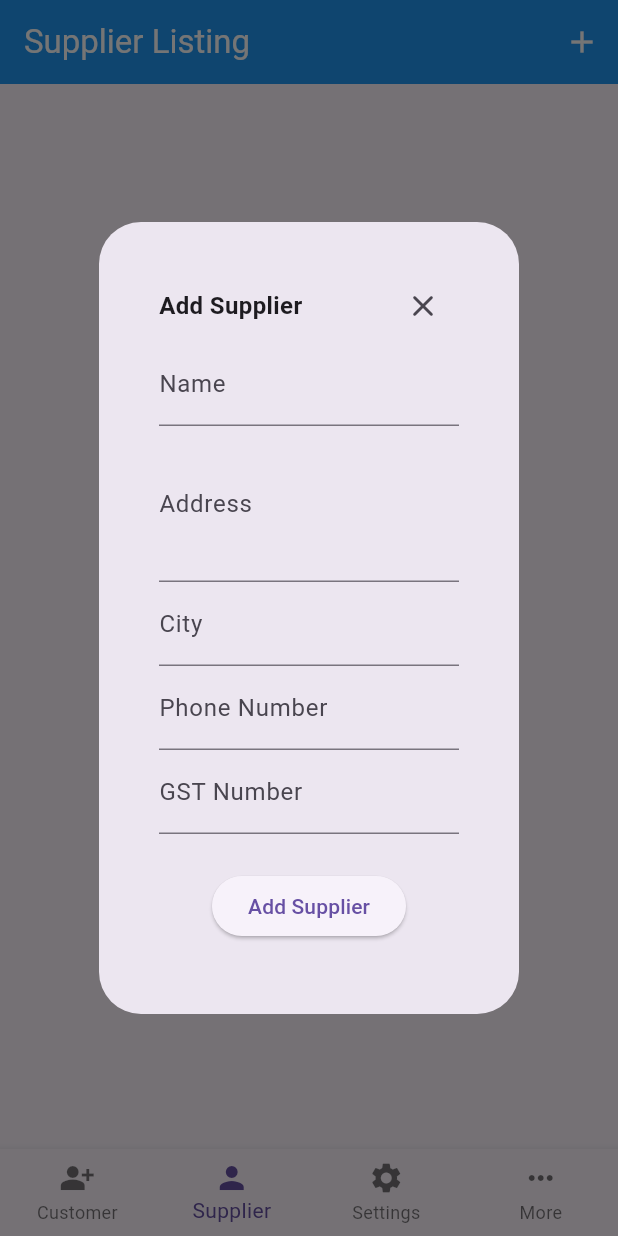
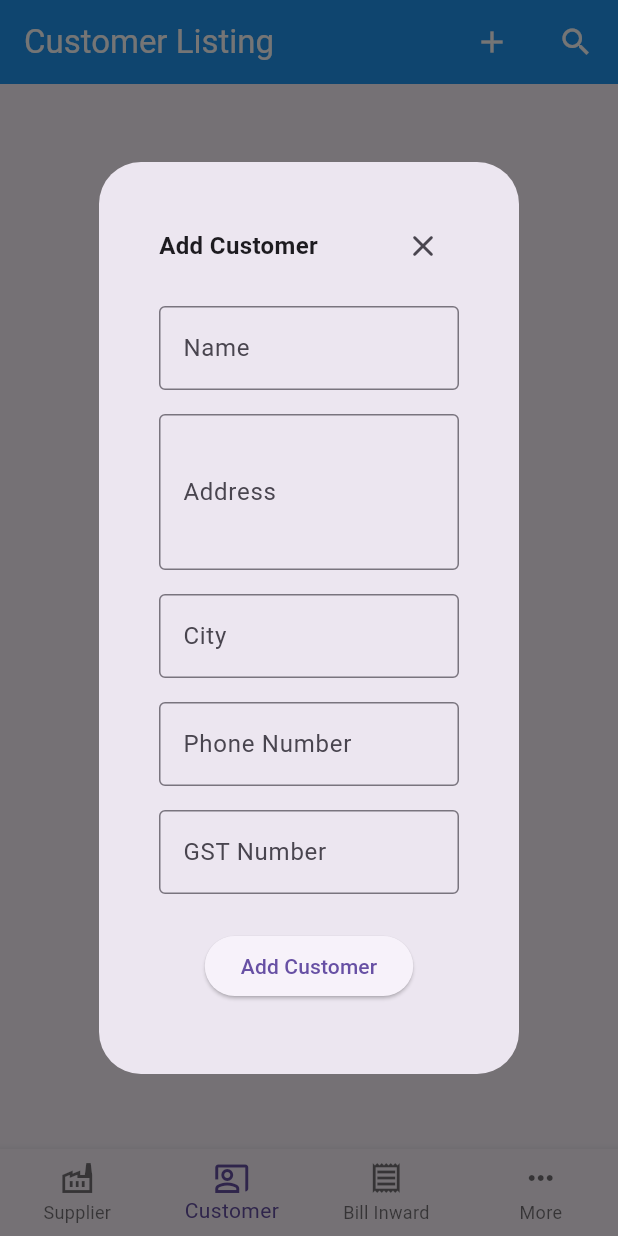
Before and after one commit to JeevaTamil/My-Agency, a Flutter app: the screen it shows after launch, item 2 of the bottom bar chosen, after a tap on the "add" icon, on a phone screen of 412 x 824 dp. Run offline on Flutter 3.47's test engine with Material 3 defaults, Android fonts, the light colour scheme and no system bars; our stand-ins replace bloc, flutter_bloc, sqflite; accounts and stored records are empty.

Commit message:
[Update] Bill Inward bloc and db methods completed

```diff
--- a/lib/helper/database_helper.dart
+++ b/lib/helper/database/database_helper.dart
@@ -1,3 +1,4 @@
+import 'package:my_agency/module/bill_inward/model/bill_inward.dart';
 import 'package:my_agency/module/customer/model/customer.dart';
 import 'package:my_agency/module/supplier/model/supplier.dart';
 import 'package:sqflite/sqflite.dart';
@@ -26,21 +27,25 @@ class DatabaseHelper {
 
     return await openDatabase(
       path,
-      version: 2, // Increment the version number
+      version: 3, // Increment the version number
       onCreate: (Database db, int version) async {
-        createCustomerTable(db);
-        createSupplierTable(db);
+        createCustomerTable();
+        createSupplierTable();
+        createBillInwardTable();
       },
       onUpgrade: (Database db, int oldVersion, int newVersion) async {
         if (oldVersion < 2) {
-          createSupplierTable(db);
+          createSupplierTable();
+        } else if (oldVersion < 3) {
+          createBillInwardTable();
         }
       },
     );
   }
 
   // Customer Related methods
-  Future<void> createCustomerTable(Database db) async {
+  Future<void> createCustomerTable() async {
+    final db = await database;
     await db.execute('''
           CREATE TABLE IF NOT EXISTS customers (
             id INTEGER PRIMARY KEY AUTOINCREMENT,
@@ -97,7 +102,8 @@ class DatabaseHelper {
   }
 
   // Supplier Related methods
-  Future<void> createSupplierTable(Database db) async {
+  Future<void> createSupplierTable() async {
+    final db = await database;
     await db.execute('''
           CREATE TABLE IF NOT EXISTS suppliers (
             id INTEGER PRIMARY KEY AUTOINCREMENT,
@@ -152,4 +158,73 @@ class DatabaseHelper {
       whereArgs: [supplier.id],
     );
   }
+
+  // Bill Inward related methods
+  Future<void> createBillInwardTable() async {
+    final db = await database;
+    await db.execute('''
+      CREATE TABLE IF NOT EXISTS billInwards(
+        id TEXT PRIMARY KEY,
+        customer TEXT,
+        supplier TEXT,
+        billNumber TEXT,
+        billDate TEXT,
+        productQty INTEGER,
+        billAmount REAL,
+        discountType TEXT,
+        discountAmount REAL,
+        netAmount REAL,
+        taxType TEXT,
+        taxAmount REAL,
+        finalBillAmount REAL,
+        transportName TEXT,
+        lrNumber TEXT,
+        lrDate TEXT,
+        bundleQty INTEGER,
+        image BLOB,
+        createdAt TEXT,
+        updatedAt TEXT,
+        FOREIGN KEY (customer) REFERENCES customers(id),
+        FOREIGN KEY (supplier) REFERENCES suppliers(id)
+      )
+    ''');
+  }
+
+  Future<List<BillInward>> getBillInwards() async {
+    final db =
+        await database; // Assuming 'database' is a getter that returns the database instance
+    final List<Map<String, dynamic>> maps = await db.query('billInwards');
+
+    return List.generate(maps.length, (i) {
+      return BillInward.fromMap(maps[i]);
+    });
+  }
+
+  Future<void> updateBillInward(BillInward billInward) async {
+    final db = await database;
+    await db.update(
+      'billInwards',
+      billInward.toMap(),
+      where: 'id = ?',
+      whereArgs: [billInward.id],
+    );
+  }
+
+  Future<void> createBillInward(BillInward billInward) async {
+    final db = await database;
+    await db.insert(
+      'billInwards',
+      billInward.toMap(),
+      conflictAlgorithm: ConflictAlgorithm.replace,
+    );
+  }
+
+  Future<void> deleteBillInward(BillInward billInward) async {
+    final db = await database;
+    await db.delete(
+      'billInwards',
+      where: 'id = ?',
+      whereArgs: [billInward.id],
+    );
+  }
 }
--- a/lib/main.dart
+++ b/lib/main.dart
@@ -1,4 +1,5 @@
 import 'package:flutter/material.dart';
+import 'package:my_agency/module/bill_inward/cubit/bill_inward_cubit.dart';
 import 'package:my_agency/module/customer/cubit/customer_cubit.dart';
 import 'package:my_agency/module/navigation/cubit/navigation_cubit.dart';
 import 'package:my_agency/module/navigation/view/nav_landing_page.dart';
@@ -25,6 +26,9 @@ class MyApp extends StatelessWidget {
         BlocProvider(
           create: (context) => NavigationCubit(),
         ),
+        BlocProvider(
+          create: (context) => BillInwardCubit(),
+        ),
       ],
       child: MaterialApp(
         title: 'My Agency',
--- /dev/null
+++ b/lib/module/bill_inward/cubit/bill_inward_cubit.dart
@@ -0,0 +1,30 @@
+import 'package:bloc/bloc.dart';
+import 'package:meta/meta.dart';
+import 'package:my_agency/helper/database/database_helper.dart';
+import 'package:my_agency/module/bill_inward/model/bill_inward.dart';
+
+part 'bill_inward_state.dart';
+
+class BillInwardCubit extends Cubit<BillInwardState> {
+  BillInwardCubit()
+      : super(BillInwardInitial(DatabaseHelper().getBillInwards()));
+
+  void createBillInward(BillInward billInward) async {
+    await DatabaseHelper().createBillInward(billInward);
+    emit(BillInwardUpdated(DatabaseHelper().getBillInwards()));
+  }
+
+  void updateBillInward(BillInward billInward) async {
+    await DatabaseHelper().updateBillInward(billInward);
+    emit(BillInwardUpdated(DatabaseHelper().getBillInwards()));
+  }
+
+  void deleteBillInward(BillInward billInward) async {
+    await DatabaseHelper().deleteBillInward(billInward);
+    emit(BillInwardUpdated(DatabaseHelper().getBillInwards()));
+  }
+
+  Future<void> fetchBillInwards() async {
+    emit(BillInwardUpdated(DatabaseHelper().getBillInwards()));
+  }
+}
--- /dev/null
+++ b/lib/module/bill_inward/cubit/bill_inward_state.dart
@@ -0,0 +1,16 @@
+part of 'bill_inward_cubit.dart';
+
+@immutable
+sealed class BillInwardState {
+  final Future<List<BillInward>> billInwards;
+
+  const BillInwardState(this.billInwards);
+}
+
+class BillInwardInitial extends BillInwardState {
+  const BillInwardInitial(super.billInwards);
+}
+
+class BillInwardUpdated extends BillInwardState {
+  const BillInwardUpdated(super.billInwards);
+}
--- /dev/null
+++ b/lib/module/bill_inward/model/bill_inward.dart
@@ -0,0 +1,96 @@
+class BillInward {
+  String id;
+  String customer;
+  String supplier;
+  String billNumber;
+  DateTime billDate;
+  int productQty;
+  double billAmount;
+  String discountType;
+  double discountAmount;
+  double netAmount;
+  String taxType;
+  double taxAmount;
+  double finalBillAmount;
+  String transportName;
+  String lrNumber;
+  DateTime lrDate;
+  int bundleQty;
+  // Assuming you will convert the image to a base64 string or similar for Dart
+  String? image;
+  DateTime createdAt;
+  DateTime updatedAt;
+
+  BillInward({
+    required this.id,
+    required this.customer,
+    required this.supplier,
+    required this.billNumber,
+    required this.billDate,
+    required this.productQty,
+    required this.billAmount,
+    required this.discountType,
+    required this.discountAmount,
+    required this.netAmount,
+    required this.taxType,
+    required this.taxAmount,
+    required this.finalBillAmount,
+    required this.transportName,
+    required this.lrNumber,
+    required this.lrDate,
+    required this.bundleQty,
+    this.image,
+    required this.createdAt,
+    required this.updatedAt,
+  });
+
+  factory BillInward.fromMap(Map<String, dynamic> map) {
+    return BillInward(
+      id: map['_id'],
+      customer: map['customer'],
+      supplier: map['supplier'],
+      billNumber: map['billNumber'],
+      billDate: DateTime.parse(map['billDate']),
+      productQty: map['productQty'],
+      billAmount: map['billAmount'].toDouble(),
+      discountType: map['discountType'],
+      discountAmount: map['discountAmount'].toDouble(),
+      netAmount: map['netAmount'].toDouble(),
+      taxType: map['taxType'],
+      taxAmount: map['taxAmount'].toDouble(),
+      finalBillAmount: map['finalBillAmount'].toDouble(),
+      transportName: map['transportName'],
+      lrNumber: map['LRNumber'],
+      lrDate: DateTime.parse(map['LRDate']),
+      bundleQty: map['bundleQty'],
+      image: map['image'], // You may need to handle image conversion separately
+      createdAt: DateTime.parse(map['createdAt']),
+      updatedAt: DateTime.parse(map['updatedAt']),
+    );
+  }
+
+  Map<String, dynamic> toMap() {
+    return {
+      '_id': id,
+      'customer': customer,
+      'supplier': supplier,
+      'billNumber': billNumber,
+      'billDate': billDate.toIso8601String(),
+      'productQty': productQty,
+      'billAmount': billAmount,
+      'discountType': discountType,
+      'discountAmount': discountAmount,
+      'netAmount': netAmount,
+      'taxType': taxType,
+      'taxAmount': taxAmount,
+      'finalBillAmount': finalBillAmount,
+      'transportName': transportName,
+      'LRNumber': lrNumber,
+      'LRDate': lrDate.toIso8601String(),
+      'bundleQty': bundleQty,
+      'image': image, // You may need to handle image conversion separately
+      'createdAt': createdAt.toIso8601String(),
+      'updatedAt': updatedAt.toIso8601String(),
+    };
+  }
+}
--- a/lib/module/customer/cubit/customer_cubit.dart
+++ b/lib/module/customer/cubit/customer_cubit.dart
@@ -1,6 +1,6 @@
 import 'package:bloc/bloc.dart';
 import 'package:meta/meta.dart';
-import 'package:my_agency/helper/database_helper.dart';
+import 'package:my_agency/helper/database/database_helper.dart';
 import 'package:my_agency/module/customer/model/customer.dart';
 
 part 'customer_state.dart';
--- a/lib/module/customer/view/customer_form_page.dart
+++ b/lib/module/customer/view/customer_form_page.dart
@@ -84,7 +84,8 @@ class _CustomerFormPageState extends State<CustomerFormPage> {
 
   @override
   Widget build(BuildContext context) {
-    return Center(
+    return Container(
+      width: MediaQuery.of(context).size.width * 0.45,
       child: Padding(
         padding: const EdgeInsets.all(16.0),
         child: Form(
@@ -108,9 +109,13 @@ class _CustomerFormPageState extends State<CustomerFormPage> {
                       icon: const Icon(Icons.close_rounded)),
                 ],
               ),
+              const SizedBox(height: 16.0),
               TextFormField(
                 controller: _nameController,
-                decoration: const InputDecoration(labelText: 'Name'),
+                decoration: const InputDecoration(
+                  labelText: 'Name',
+                  border: OutlineInputBorder(),
+                ),
                 validator: (value) {
                   if (value!.isEmpty) {
                     return 'Please enter a name';
@@ -118,14 +123,18 @@ class _CustomerFormPageState extends State<CustomerFormPage> {
                   return null;
                 },
               ),
+              const SizedBox(height: 16.0),
               TextFormField(
                 maxLines: 3,
                 controller: _addressController,
-                decoration: const InputDecoration(labelText: 'Address'),
+                decoration: const InputDecoration(
+                    labelText: 'Address', border: OutlineInputBorder()),
               ),
+              const SizedBox(height: 16.0),
               TextFormField(
                 controller: _cityController,
-                decoration: const InputDecoration(labelText: 'City'),
+                decoration: const InputDecoration(
+                    labelText: 'City', border: OutlineInputBorder()),
                 validator: (value) {
                   if (value!.isEmpty) {
                     return 'Please enter a city';
@@ -133,9 +142,11 @@ class _CustomerFormPageState extends State<CustomerFormPage> {
                   return null;
                 },
               ),
+              const SizedBox(height: 16.0),
               TextFormField(
                 controller: _phoneNumberController,
-                decoration: const InputDecoration(labelText: 'Phone Number'),
+                decoration: const InputDecoration(
+                    labelText: 'Phone Number', border: OutlineInputBorder()),
                 keyboardType: TextInputType.phone,
                 validator: (value) {
                   if (value!.isEmpty) {
@@ -144,9 +155,11 @@ class _CustomerFormPageState extends State<CustomerFormPage> {
                   return null;
                 },
               ),
+              const SizedBox(height: 16.0),
               TextFormField(
                 controller: _gstNumberController,
-                decoration: const InputDecoration(labelText: 'GST Number'),
+                decoration: const InputDecoration(
+                    labelText: 'GST Number', border: OutlineInputBorder()),
                 validator: (value) {
                   if (value!.isEmpty) {
                     return 'Please enter a GST number';
--- a/lib/module/customer/view/customer_listing_page.dart
+++ b/lib/module/customer/view/customer_listing_page.dart
@@ -11,8 +11,7 @@ class CustomerListingPage extends StatefulWidget {
 }
 
 class _CustomerListingPageState extends State<CustomerListingPage> {
-  TextEditingController _searchController = TextEditingController();
-  List<Customer>? _filteredCustomers;
+  final TextEditingController _searchController = TextEditingController();
   bool _isSearching = false;
 
   @override
@@ -40,16 +39,17 @@ class _CustomerListingPageState extends State<CustomerListingPage> {
             ? TextField(
                 controller: _searchController,
                 autofocus: true,
-                decoration: InputDecoration(
+                decoration: const InputDecoration(
                   hintText: 'Search...',
                   border: InputBorder.none,
                 ),
               )
-            : Text('Customer Listing'),
+            : const Text('Customer Listing'),
         actions: [
           if (!_isSearching)
             IconButton(
-              icon: Icon(Icons.add),
+              padding: const EdgeInsets.symmetric(horizontal: 16.0),
+              icon: const Icon(Icons.add),
               onPressed: () {
                 showDialog(
                   context: context,
@@ -64,6 +64,7 @@ class _CustomerListingPageState extends State<CustomerListingPage> {
               },
             ),
           IconButton(
+            padding: const EdgeInsets.symmetric(horizontal: 16.0),
             icon: Icon(_isSearching ? Icons.close : Icons.search),
             onPressed: () {
               setState(() {
--- a/lib/module/navigation/model/nav_model.dart
+++ b/lib/module/navigation/model/nav_model.dart
@@ -1,4 +1,5 @@
 import 'package:flutter/material.dart';
+import 'package:my_agency/module/bill_inward/view/bill_inward_listing_page.dart';
 import 'package:my_agency/module/customer/view/customer_listing_page.dart';
 import 'package:my_agency/module/supplier/view/supplier_listing_page.dart';
 
@@ -11,19 +12,19 @@ class NavModel {
 
   static final navModelList = [
     NavModel(
-      icon: const Icon(Icons.person_add_alt_sharp),
+      icon: const Icon(Icons.factory_outlined),
+      label: 'Supplier',
+      page: SupplierListingPage(),
+    ),
+    NavModel(
+      icon: const Icon(Icons.co_present_outlined),
       label: 'Customer',
       page: CustomerListingPage(),
     ),
     NavModel(
-      icon: const Icon(Icons.person),
-      label: 'Supplier',
-      page: SupplierListingPage(),
-    ),
-    NavModel(
-      icon: const Icon(Icons.settings),
-      label: 'Settings',
-      page: const Text('Settings'),
+      icon: const Icon(Icons.receipt_outlined),
+      label: 'Bill Inward',
+      page: const BillInwardListingPage(),
     ),
     NavModel(
       icon: const Icon(Icons.more_horiz),
--- a/lib/module/navigation/view/nav_landing_page.dart
+++ b/lib/module/navigation/view/nav_landing_page.dart
@@ -4,7 +4,6 @@ import 'package:my_agency/module/navigation/cubit/navigation_cubit.dart';
 import 'package:my_agency/module/navigation/model/nav_model.dart';
 import 'package:my_agency/module/navigation/view/nav_bottom_bar.dart';
 import 'package:my_agency/module/navigation/view/nav_rail.dart';
-
 
 class NavLandingPage extends StatelessWidget {
   const NavLandingPage({super.key});
--- a/lib/module/supplier/cubit/supplier_state.dart
+++ b/lib/module/supplier/cubit/supplier_state.dart
@@ -14,3 +14,7 @@ final class SupplierInitial extends SupplierState {
 final class SupplierUpdated extends SupplierState {
   const SupplierUpdated(super.suppliers);
 }
+
+final class SupplierSearch extends SupplierState {
+  const SupplierSearch(super.suppliers);
+}
--- a/lib/module/supplier/view/supplier_listing_page.dart
+++ b/lib/module/supplier/view/supplier_listing_page.dart
@@ -11,19 +11,44 @@ class SupplierListingPage extends StatefulWidget {
 }
 
 class _SupplierListingPageState extends State<SupplierListingPage> {
+  final TextEditingController _searchController = TextEditingController();
+  bool _isSearching = false;
+
   @override
   void initState() {
     super.initState();
+    _searchController.addListener(_onSearchChanged);
+  }
+
+  @override
+  void dispose() {
+    _searchController.dispose();
+    super.dispose();
+  }
+
+  void _onSearchChanged() {
+    BlocProvider.of<SupplierCubit>(context)
+        .searchSupplier(_searchController.text);
   }
 
   @override
   Widget build(BuildContext context) {
     return Scaffold(
       appBar: AppBar(
-        title: Text('Supplier Listing'),
+        title: _isSearching
+            ? TextField(
+                controller: _searchController,
+                autofocus: true,
+                decoration: const InputDecoration(
+                  hintText: 'Search...',
+                  border: InputBorder.none,
+                ),
+              )
+            : const Text('Supplier Listing'),
         actions: [
+          if (!_isSearching)
             IconButton(
-            icon: Icon(Icons.add),
+              icon: const Icon(Icons.add),
               onPressed: () {
                 showDialog(
                   context: context,
@@ -35,6 +60,18 @@ class _SupplierListingPageState extends State<SupplierListingPage> {
                     );
                   },
                 );
+              },
+            ),
+          IconButton(
+            icon: Icon(_isSearching ? Icons.close : Icons.search),
+            onPressed: () {
+              setState(() {
+                if (_isSearching) {
+                  // Clear search
+                  _searchController.clear();
+                }
+                _isSearching = !_isSearching;
+              });
             },
           ),
         ],
```
Also changed, not shown: lib/helper/views/list_empty_state_widget.dart (added, +36 -0 lines), lib/module/bill_inward/view/Bill_inward_detail_page.dart (added, +17 -0 lines), lib/module/bill_inward/view/bill_inward_form_page.dart (added, +19 -0 lines), lib/module/bill_inward/view/bill_inward_listing_page.dart (added, +158 -0 lines), lib/module/supplier/cubit/supplier_cubit.dart (+12 -1 lines), lib/module/supplier/view/supplier_form_page.dart (+27 -6 lines), lib/module/customer/cubit/customer_state.dart (line endings or trailing spaces). Lines whose indentation alone changed are shown as unchanged.
